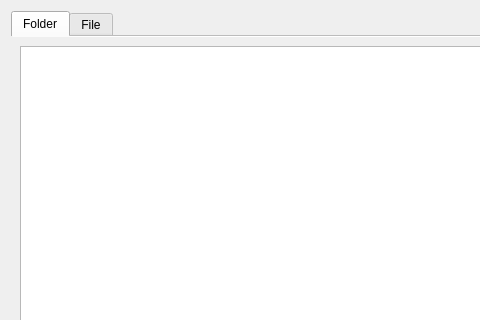
Qt form Gui/Dialogs/DialogDebugFileMonitor.ui (fxdeniz/NeSync) before a commit; both pictures show x 0 to 480 and y 0 to 320 of the 1000 by 480 pixel window.
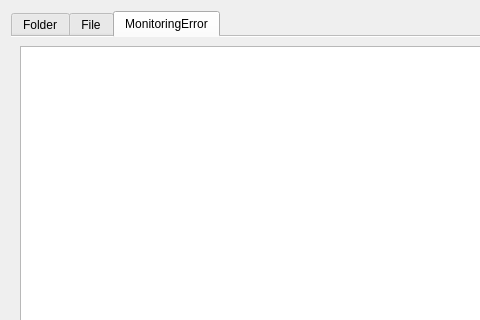
The same form after that commit. The open tabs and pages were chosen to show the change.

Commit message: `MonitoringError` table added to `FileSystemEventDb`

What changed in the file:
```diff
--- a/Gui/Dialogs/DialogDebugFileMonitor.ui
+++ b/Gui/Dialogs/DialogDebugFileMonitor.ui
@@ -56,6 +56,16 @@
        </item>
       </layout>
      </widget>
+     <widget class="QWidget" name="tabMonitoringError">
+      <attribute name="title">
+       <string>MonitoringError</string>
+      </attribute>
+      <layout class="QVBoxLayout" name="verticalLayout_4">
+       <item>
+        <widget class="QTableView" name="tableViewMonitoringError"/>
+       </item>
+      </layout>
+     </widget>
     </widget>
    </item>
    <item>
```
The commit also changes 6 other files.
